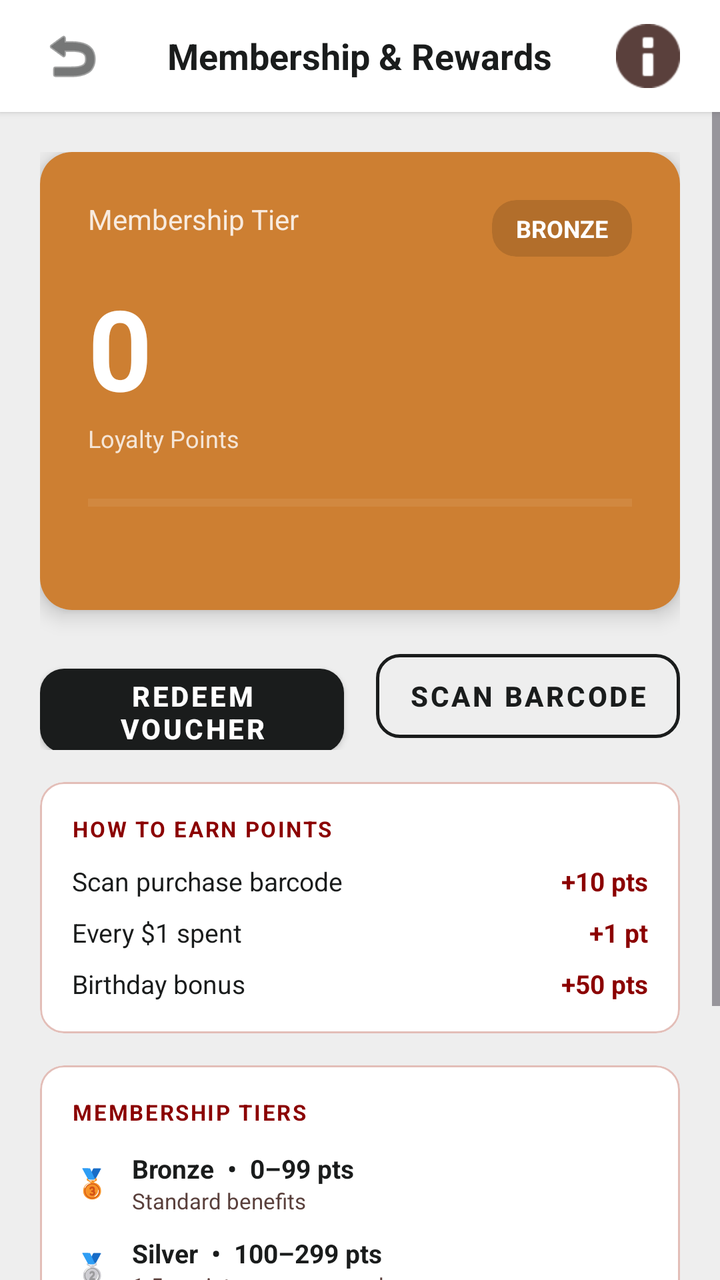
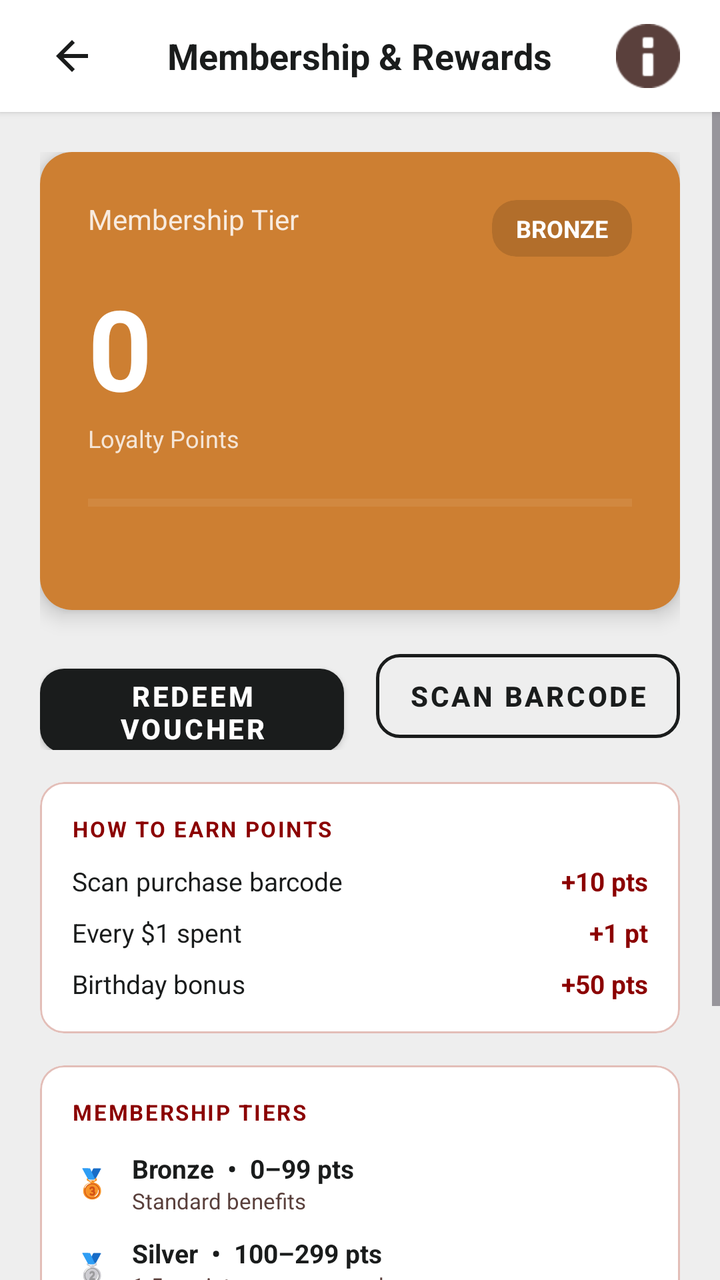

Screens rendered from an Android XML layout before and after an edit, with the pre-edit source and the edit as a unified diff.
<!-- AndroidManifest.xml: application theme Theme.TirTirMCommerce -->
<!-- res/layout/fragment_loyalty.xml -->
<?xml version="1.0" encoding="utf-8"?>
<LinearLayout xmlns:android="http://schemas.android.com/apk/res/android"
    xmlns:app="http://schemas.android.com/apk/res-auto"
    android:layout_width="match_parent"
    android:layout_height="match_parent"
    android:orientation="vertical"
    android:background="@color/tirtir_bg_gray">

    
    <RelativeLayout
        android:layout_width="match_parent"
        android:layout_height="56dp"
        android:background="@color/tirtir_white"
        android:elevation="2dp"
        android:paddingStart="16dp"
        android:paddingEnd="16dp">

        <ImageButton
            android:id="@+id/btnBack"
            android:layout_width="40dp"
            android:layout_height="40dp"
            android:layout_centerVertical="true"
            android:background="?android:attr/selectableItemBackgroundBorderless"
            android:src="@android:drawable/ic_menu_revert"
            android:contentDescription="Back"
            app:tint="@color/tirtir_black" />

        <TextView
            android:layout_width="wrap_content"
            android:layout_height="wrap_content"
            android:layout_centerInParent="true"
            android:text="Membership &amp; Rewards"
            android:textColor="@color/tirtir_black"
            android:textSize="18sp"
            android:textStyle="bold" />

        
        <ImageButton
            android:id="@+id/btnHowItWorks"
            android:layout_width="40dp"
            android:layout_height="40dp"
            android:layout_centerVertical="true"
            android:layout_alignParentEnd="true"
            android:background="?android:attr/selectableItemBackgroundBorderless"
            android:src="@android:drawable/ic_dialog_info"
            android:contentDescription="How it works"
            app:tint="@color/tirtir_text_secondary" />

    </RelativeLayout>

    <ScrollView
        android:layout_width="match_parent"
        android:layout_height="match_parent"
        android:fillViewport="true">

        <LinearLayout
            android:layout_width="match_parent"
            android:layout_height="wrap_content"
            android:orientation="vertical"
            android:padding="20dp">

            
            <androidx.cardview.widget.CardView
                android:id="@+id/cardLoyaltyBadge"
                android:layout_width="match_parent"
                android:layout_height="wrap_content"
                app:cardCornerRadius="16dp"
                app:cardElevation="6dp"
                android:layout_marginBottom="16dp">

                <LinearLayout
                    android:id="@+id/layoutCardBackground"
                    android:layout_width="match_parent"
                    android:layout_height="wrap_content"
                    android:orientation="vertical"
                    android:padding="24dp"
                    android:background="#CD7F32">

                    <RelativeLayout
                        android:layout_width="match_parent"
                        android:layout_height="wrap_content">

                        <TextView
                            android:layout_width="wrap_content"
                            android:layout_height="wrap_content"
                            android:text="Membership Tier"
                            android:textColor="@color/tirtir_white"
                            android:textSize="14sp"
                            android:alpha="0.85" />

                        <androidx.cardview.widget.CardView
                            android:layout_width="wrap_content"
                            android:layout_height="wrap_content"
                            android:layout_alignParentEnd="true"
                            app:cardCornerRadius="12dp"
                            app:cardBackgroundColor="#22000000"
                            app:cardElevation="0dp">

                            <TextView
                                android:id="@+id/tvLoyaltyTierLabel"
                                android:layout_width="wrap_content"
                                android:layout_height="wrap_content"
                                android:text="BRONZE"
                                android:textColor="@color/tirtir_white"
                                android:textStyle="bold"
                                android:textSize="12sp"
                                android:paddingStart="12dp"
                                android:paddingEnd="12dp"
                                android:paddingTop="6dp"
                                android:paddingBottom="6dp" />
                        </androidx.cardview.widget.CardView>
                    </RelativeLayout>

                    <TextView
                        android:id="@+id/tvLoyaltyPointsMain"
                        android:layout_width="wrap_content"
                        android:layout_height="wrap_content"
                        android:text="0"
                        android:textColor="@color/tirtir_white"
                        android:textSize="56sp"
                        android:textStyle="bold"
                        android:layout_marginTop="8dp" />

                    <TextView
                        android:layout_width="wrap_content"
                        android:layout_height="wrap_content"
                        android:text="Loyalty Points"
                        android:textColor="@color/tirtir_white"
                        android:textSize="12sp"
                        android:alpha="0.8"
                        android:layout_marginBottom="20dp" />

                    <ProgressBar
                        android:id="@+id/pbLoyaltyUpgrade"
                        style="?android:attr/progressBarStyleHorizontal"
                        android:layout_width="match_parent"
                        android:layout_height="8dp"
                        android:progressTint="@color/tirtir_white"
                        android:progressBackgroundTint="#44FFFFFF"
                        android:max="100"
                        android:progress="0" />

                    <TextView
                        android:id="@+id/tvLoyaltyNextTierLabel"
                        android:layout_width="match_parent"
                        android:layout_height="wrap_content"
                        android:layout_marginTop="8dp"
                        android:text=""
                        android:textColor="@color/tirtir_white"
                        android:textStyle="bold"
                        android:textSize="13sp" />
                </LinearLayout>
            </androidx.cardview.widget.CardView>

            
            <LinearLayout
                android:layout_width="match_parent"
                android:layout_height="wrap_content"
                android:orientation="horizontal"
                android:layout_marginBottom="16dp">

                <com.google.android.material.button.MaterialButton
                    android:id="@+id/btnRedeemVoucher"
                    style="@style/Widget.MaterialComponents.Button"
                    android:layout_width="0dp"
                    android:layout_height="54dp"
                    android:layout_weight="1"
                    android:layout_marginEnd="8dp"
                    android:text="Redeem Voucher"
                    android:textColor="@color/tirtir_white"
                    android:textStyle="bold"
                    app:backgroundTint="@color/tirtir_black"
                    app:cornerRadius="12dp" />

                <com.google.android.material.button.MaterialButton
                    android:id="@+id/btnScanBarcode"
                    style="@style/Widget.MaterialComponents.Button.OutlinedButton"
                    android:layout_width="0dp"
                    android:layout_height="54dp"
                    android:layout_weight="1"
                    android:layout_marginStart="8dp"
                    android:text="Scan Barcode"
                    android:textColor="@color/tirtir_black"
                    android:textStyle="bold"
                    app:strokeColor="@color/tirtir_black"
                    app:strokeWidth="1.5dp"
                    app:cornerRadius="12dp" />
            </LinearLayout>

            
            <com.google.android.material.card.MaterialCardView
                android:layout_width="match_parent"
                android:layout_height="wrap_content"
                android:layout_marginBottom="16dp"
                app:cardCornerRadius="12dp"
                app:cardElevation="0dp"
                app:cardBackgroundColor="@color/tirtir_white"
                app:strokeColor="@color/tirtir_rose_outline"
                app:strokeWidth="1dp">

                <LinearLayout
                    android:layout_width="match_parent"
                    android:layout_height="wrap_content"
                    android:orientation="vertical"
                    android:padding="16dp">

                    <TextView
                        android:layout_width="wrap_content"
                        android:layout_height="wrap_content"
                        android:text="HOW TO EARN POINTS"
                        android:textSize="11sp"
                        android:textStyle="bold"
                        android:textColor="@color/tirtir_red_primary"
                        android:letterSpacing="0.08"
                        android:layout_marginBottom="10dp" />

                    <LinearLayout
                        android:layout_width="match_parent"
                        android:layout_height="wrap_content"
                        android:orientation="horizontal"
                        android:layout_marginBottom="8dp"
                        android:gravity="center_vertical">

                        <TextView
                            android:layout_width="0dp"
                            android:layout_height="wrap_content"
                            android:layout_weight="1"
                            android:text="Scan purchase barcode"
                            android:textSize="13sp"
                            android:textColor="@color/tirtir_black" />

                        <TextView
                            android:layout_width="wrap_content"
                            android:layout_height="wrap_content"
                            android:text="+10 pts"
                            android:textSize="13sp"
                            android:textStyle="bold"
                            android:textColor="@color/tirtir_red_primary" />
                    </LinearLayout>

                    <LinearLayout
                        android:layout_width="match_parent"
                        android:layout_height="wrap_content"
                        android:orientation="horizontal"
                        android:layout_marginBottom="8dp"
                        android:gravity="center_vertical">

                        <TextView
                            android:layout_width="0dp"
                            android:layout_height="wrap_content"
                            android:layout_weight="1"
                            android:text="Every $1 spent"
                            android:textSize="13sp"
                            android:textColor="@color/tirtir_black" />

                        <TextView
                            android:layout_width="wrap_content"
                            android:layout_height="wrap_content"
                            android:text="+1 pt"
                            android:textSize="13sp"
                            android:textStyle="bold"
                            android:textColor="@color/tirtir_red_primary" />
                    </LinearLayout>

                    <LinearLayout
                        android:layout_width="match_parent"
                        android:layout_height="wrap_content"
                        android:orientation="horizontal"
                        android:gravity="center_vertical">

                        <TextView
                            android:layout_width="0dp"
                            android:layout_height="wrap_content"
                            android:layout_weight="1"
                            android:text="Birthday bonus"
                            android:textSize="13sp"
                            android:textColor="@color/tirtir_black" />

                        <TextView
                            android:layout_width="wrap_content"
                            android:layout_height="wrap_content"
                            android:text="+50 pts"
                            android:textSize="13sp"
                            android:textStyle="bold"
                            android:textColor="@color/tirtir_red_primary" />
                    </LinearLayout>
                </LinearLayout>
            </com.google.android.material.card.MaterialCardView>

            
            <com.google.android.material.card.MaterialCardView
                android:layout_width="match_parent"
                android:layout_height="wrap_content"
                android:layout_marginBottom="20dp"
                app:cardCornerRadius="12dp"
                app:cardElevation="0dp"
                app:cardBackgroundColor="@color/tirtir_white"
                app:strokeColor="@color/tirtir_rose_outline"
                app:strokeWidth="1dp">

                <LinearLayout
                    android:layout_width="match_parent"
                    android:layout_height="wrap_content"
                    android:orientation="vertical"
                    android:padding="16dp">

                    <TextView
                        android:layout_width="wrap_content"
                        android:layout_height="wrap_content"
                        android:text="MEMBERSHIP TIERS"
                        android:textSize="11sp"
                        android:textStyle="bold"
                        android:textColor="@color/tirtir_red_primary"
                        android:letterSpacing="0.08"
                        android:layout_marginBottom="12dp" />

                    
                    <LinearLayout
                        android:layout_width="match_parent"
                        android:layout_height="wrap_content"
                        android:orientation="horizontal"
                        android:layout_marginBottom="10dp"
                        android:gravity="center_vertical">

                        <TextView
                            android:layout_width="20dp"
                            android:layout_height="20dp"
                            android:text="🥉"
                            android:textSize="14sp"
                            android:gravity="center"
                            android:layout_marginEnd="10dp" />

                        <LinearLayout
                            android:layout_width="0dp"
                            android:layout_height="wrap_content"
                            android:layout_weight="1"
                            android:orientation="vertical">

                            <TextView
                                android:layout_width="wrap_content"
                                android:layout_height="wrap_content"
                                android:text="Bronze  •  0–99 pts"
                                android:textSize="13sp"
                                android:textStyle="bold"
                                android:textColor="@color/tirtir_black" />

                            <TextView
                                android:layout_width="wrap_content"
                                android:layout_height="wrap_content"
                                android:text="Standard benefits"
                                android:textSize="11sp"
                                android:textColor="@color/tirtir_text_secondary" />
                        </LinearLayout>
                    </LinearLayout>

                    
                    <LinearLayout
                        android:layout_width="match_parent"
                        android:layout_height="wrap_content"
                        android:orientation="horizontal"
                        android:layout_marginBottom="10dp"
                        android:gravity="center_vertical">

                        <TextView
                            android:layout_width="20dp"
                            android:layout_height="20dp"
                            android:text="🥈"
                            android:textSize="14sp"
                            android:gravity="center"
                            android:layout_marginEnd="10dp" />

                        <LinearLayout
                            android:layout_width="0dp"
                            android:layout_height="wrap_content"
                            android:layout_weight="1"
                            android:orientation="vertical">

                            <TextView
                                android:layout_width="wrap_content"
                                android:layout_height="wrap_content"
                                android:text="Silver  •  100–299 pts"
                                android:textSize="13sp"
                                android:textStyle="bold"
                                android:textColor="@color/tirtir_black" />

                            <TextView
                                android:layout_width="wrap_content"
                                android:layout_height="wrap_content"
                                android:text="1.5× points on every purchase"
                                android:textSize="11sp"
                                android:textColor="@color/tirtir_text_secondary" />
                        </LinearLayout>
                    </LinearLayout>

                    
                    <LinearLayout
                        android:layout_width="match_parent"
                        android:layout_height="wrap_content"
                        android:orientation="horizontal"
                        android:layout_marginBottom="10dp"
                        android:gravity="center_vertical">

                        <TextView
                            android:layout_width="20dp"
                            android:layout_height="20dp"
                            android:text="🥇"
                            android:textSize="14sp"
                            android:gravity="center"
                            android:layout_marginEnd="10dp" />

                        <LinearLayout
                            android:layout_width="0dp"
                            android:layout_height="wrap_content"
                            android:layout_weight="1"
                            android:orientation="vertical">

                            <TextView
                                android:layout_width="wrap_content"
                                android:layout_height="wrap_content"
                                android:text="Gold  •  300–599 pts"
                                android:textSize="13sp"
                                android:textStyle="bold"
                                android:textColor="@color/tirtir_black" />

                            <TextView
                                android:layout_width="wrap_content"
                                android:layout_height="wrap_content"
                                android:text="2× points + birthday gift"
                                android:textSize="11sp"
                                android:textColor="@color/tirtir_text_secondary" />
                        </LinearLayout>
                    </LinearLayout>

                    
                    <LinearLayout
                        android:layout_width="match_parent"
                        android:layout_height="wrap_content"
                        android:orientation="horizontal"
                        android:gravity="center_vertical">

                        <TextView
                            android:layout_width="20dp"
                            android:layout_height="20dp"
                            android:text="💎"
                            android:textSize="14sp"
                            android:gravity="center"
                            android:layout_marginEnd="10dp" />

                        <LinearLayout
                            android:layout_width="0dp"
                            android:layout_height="wrap_content"
                            android:layout_weight="1"
                            android:orientation="vertical">

                            <TextView
                                android:layout_width="wrap_content"
                                android:layout_height="wrap_content"
                                android:text="Platinum  •  600+ pts"
                                android:textSize="13sp"
                                android:textStyle="bold"
                                android:textColor="@color/tirtir_black" />

                            <TextView
                                android:layout_width="wrap_content"
                                android:layout_height="wrap_content"
                                android:text="3× points + free shipping"
                                android:textSize="11sp"
                                android:textColor="@color/tirtir_text_secondary" />
                        </LinearLayout>
                    </LinearLayout>
                </LinearLayout>
            </com.google.android.material.card.MaterialCardView>

            
            <TextView
                android:layout_width="wrap_content"
                android:layout_height="wrap_content"
                android:text="POINTS HISTORY"
                android:textSize="12sp"
                android:textStyle="bold"
                android:textColor="@color/tirtir_text_secondary"
                android:letterSpacing="0.08"
                android:layout_marginBottom="12dp" />

            
            <androidx.recyclerview.widget.RecyclerView
                android:id="@+id/rvPointHistory"
                android:layout_width="match_parent"
                android:layout_height="wrap_content"
                android:nestedScrollingEnabled="false"
                android:scrollbars="vertical" />
        </LinearLayout>
    </ScrollView>
</LinearLayout>
<!-- resources referenced by this layout -->
<resources>
  <color name="tirtir_bg_gray">#EEEEEE</color>
  <color name="tirtir_black">#1A1C1C</color>
  <color name="tirtir_red_primary">#8B0000</color>
  <color name="tirtir_rose_outline">#E3BEB8</color>
  <color name="tirtir_text_secondary">#5A403C</color>
  <color name="tirtir_white">#FFFFFF</color>
  <style name="Theme.TirTirMCommerce" parent="Base.Theme.TirTirMCommerce" />
  <style name="Base.Theme.TirTirMCommerce" parent="Theme.Material3.DayNight.NoActionBar">
          
          <item name="colorPrimary">@color/tirtir_red_primary</item>
          <item name="colorPrimaryDark">@color/tirtir_red_dark</item>
          <item name="colorPrimaryContainer">@color/tirtir_red_surface</item>
  
          
          <item name="colorOnPrimary">@color/tirtir_white</item>
          <item name="colorOnPrimaryContainer">@color/tirtir_red_primary</item>
  
          
          <item name="colorSecondary">@color/tirtir_black</item>
          <item name="colorOnSecondary">@color/tirtir_white</item>
          <item name="colorSecondaryContainer">@color/tirtir_red_surface</item>
          <item name="colorOnSecondaryContainer">@color/tirtir_red_primary</item>
  
          
          <item name="colorSurface">@color/tirtir_white</item>
          <item name="colorOnSurface">@color/tirtir_black</item>
          <item name="colorSurfaceVariant">@color/tirtir_off_white</item>
  
          
          <item name="android:windowBackground">@color/tirtir_off_white</item>
          <item name="android:statusBarColor">@color/tirtir_white</item>
          <item name="android:windowLightStatusBar">true</item>
  
          
          <item name="colorError">@color/tirtir_error</item>
      </style>
  <color name="tirtir_red_dark">#610000</color>
  <color name="tirtir_red_surface">#FFF4F3</color>
  <color name="tirtir_off_white">#F9F9F9</color>
  <color name="tirtir_error">#D32F2F</color>
</resources>

<!-- the commit's change to res/layout/fragment_loyalty.xml (unified diff, before → after) -->
@@ -21,7 +21,7 @@
             android:layout_height="40dp"
             android:layout_centerVertical="true"
             android:background="?android:attr/selectableItemBackgroundBorderless"
-            android:src="@android:drawable/ic_menu_revert"
+            android:src="@drawable/ic_arrow_back"
             android:contentDescription="Back"
             app:tint="@color/tirtir_black" />
 
<!-- resource entries referenced after the edit -->
@@ -6,6 +6,17 @@
   <color name="tirtir_rose_outline">#E3BEB8</color>
   <color name="tirtir_text_secondary">#5A403C</color>
   <color name="tirtir_white">#FFFFFF</color>
+  <!-- drawable ic_arrow_back (drawable) -->
+  <vector xmlns:android="http://schemas.android.com/apk/res/android"
+      android:width="24dp"
+      android:height="24dp"
+      android:viewportWidth="24"
+      android:viewportHeight="24"
+      android:tint="#000000">
+    <path
+        android:fillColor="@android:color/white"
+        android:pathData="M20,11H7.83l5.59,-5.59L12,4l-8,8 8,8 1.41,-1.41L7.83,13H20v-2z"/>
+  </vector>
   <style name="Theme.TirTirMCommerce" parent="Base.Theme.TirTirMCommerce" />
   <style name="Base.Theme.TirTirMCommerce" parent="Theme.Material3.DayNight.NoActionBar">
           
